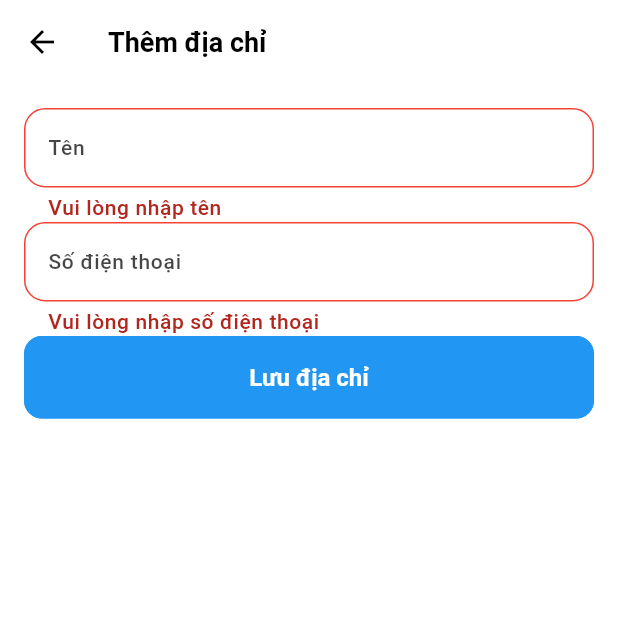
After one commit to DamPhong1311/flutter_e-commerce_mobile_app, a Flutter app: the AddEditAddressPage screen opened directly, after a tap on "Lưu địa chỉ", on a phone screen of 412 x 824 dp, the top half of it. The commit adds this screen. Run offline on Flutter 3.47's test engine with Material 3 defaults, Android fonts, the phone set to English and light mode, and no system bars; our stand-ins replace carousel_slider, cloud_firestore, device_preview, file_picker, firebase_auth, firebase_core and 5 more; accounts and stored records are empty; Roboto replaces fonts that are missing (Poppins).

Commit message:
Them file

```diff
--- /dev/null
+++ b/lib/pages/checkout/addAddress.dart
@@ -0,0 +1,105 @@
+import 'package:flutter/material.dart';
+import 'package:cloud_firestore/cloud_firestore.dart';
+import 'package:firebase_auth/firebase_auth.dart';
+
+class AddEditAddressPage extends StatefulWidget {
+  final Map<String, dynamic>? address;
+
+  const AddEditAddressPage({Key? key, this.address}) : super(key: key);
+
+  @override
+  _AddEditAddressPageState createState() => _AddEditAddressPageState();
+}
+
+class _AddEditAddressPageState extends State<AddEditAddressPage> {
+  final _formKey = GlobalKey<FormState>();
+  final TextEditingController _nameController = TextEditingController();
+  final TextEditingController _phoneController = TextEditingController();
+  final TextEditingController _detailController = TextEditingController();
+  String? _selectedProvince;
+  String? _selectedDistrict;
+  String? _selectedWard;
+
+  @override
+  void initState() {
+    super.initState();
+    if (widget.address != null) {
+      _nameController.text = widget.address!['name'];
+      _phoneController.text = widget.address!['phone'];
+      _detailController.text = widget.address!['detail'];
+      _selectedProvince = widget.address!['province'];
+      _selectedDistrict = widget.address!['district'];
+      _selectedWard = widget.address!['ward'];
+    }
+  }
+
+  @override
+  Widget build(BuildContext context) {
+    return Scaffold(
+      appBar: AppBar(
+        title: Text(widget.address == null ? 'Thêm địa chỉ' : 'Sửa địa chỉ'),
+      ),
+      body: Padding(
+        padding: const EdgeInsets.all(16.0),
+        child: Form(
+          key: _formKey,
+          child: ListView(
+            children: [
+              TextFormField(
+                controller: _nameController,
+                decoration: const InputDecoration(labelText: 'Tên'),
+                validator: (value) {
+                  if (value == null || value.isEmpty) {
+                    return 'Vui lòng nhập tên';
+                  }
+                  return null;
+                },
+              ),
+              TextFormField(
+                controller: _phoneController,
+                decoration: const InputDecoration(labelText: 'Số điện thoại'),
+                validator: (value) {
+                  if (value == null || value.isEmpty) {
+                    return 'Vui lòng nhập số điện thoại';
+                  }
+                  return null;
+                },
+              ),
+              // Thêm các trường tỉnh, huyện, xã và địa chỉ cụ thể
+              ElevatedButton(
+                onPressed: _saveAddress,
+                child: const Text('Lưu địa chỉ'),
+              ),
+            ],
+          ),
+        ),
+      ),
+    );
+  }
+
+  void _saveAddress() async {
+    if (_formKey.currentState!.validate()) {
+      final address = {
+        'id': widget.address?['id'] ?? DateTime.now().toString(),
+        'name': _nameController.text,
+        'phone': _phoneController.text,
+        'province': _selectedProvince!,
+        'district': _selectedDistrict!,
+        'ward': _selectedWard!,
+        'detail': _detailController.text,
+      };
+
+      final user = FirebaseAuth.instance.currentUser;
+      if (user != null) {
+        await FirebaseFirestore.instance
+            .collection('users')
+            .doc(user.uid)
+            .collection('addresses')
+            .doc(address['id'])
+            .set(address);
+      }
+
+      Navigator.pop(context);
+    }
+  }
+}
```
Also changed, not shown: lib/models/address_model.dart (added, +49 -0 lines), lib/pages/checkout/address_card.dart (added, +61 -0 lines), lib/pages/checkout/checkout.dart (+98 -6 lines), lib/pages/checkout/checkout_service.dart (+48 -0 lines), lib/pages/checkout/payment_success.dart (+29 -0 lines), lib/pages/product_detail/product_detail.dart (+36 -25 lines), lib/pages/checkout/add_address.dart (deleted), lib/pages/checkout/address_selection.dart (deleted).
